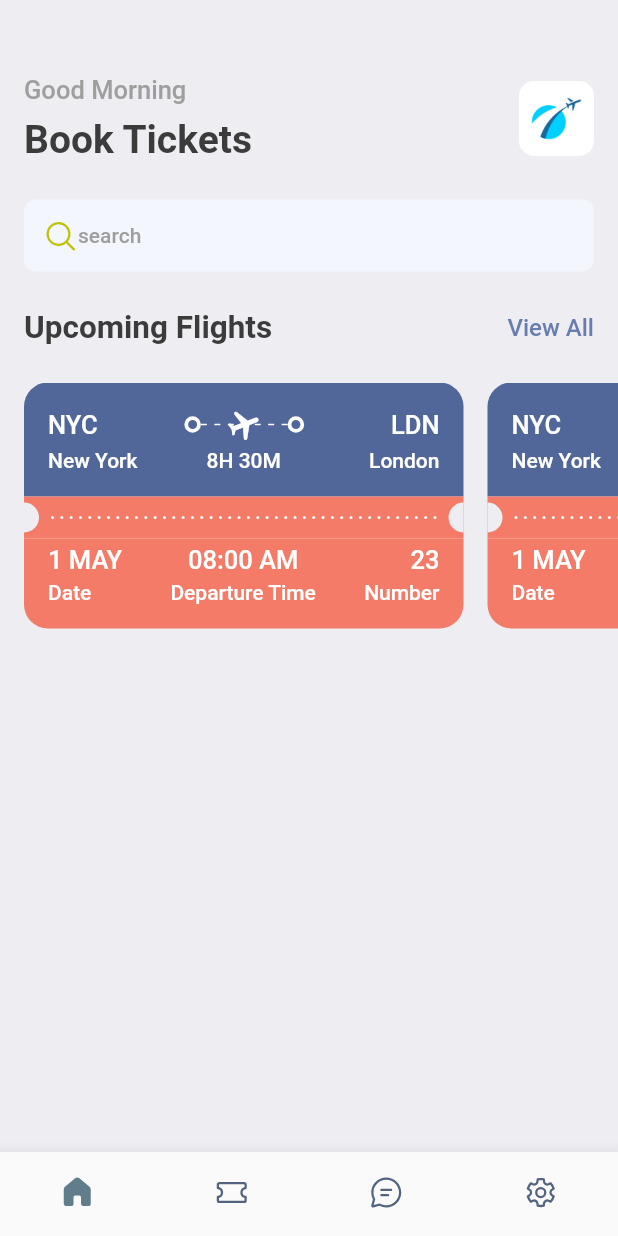
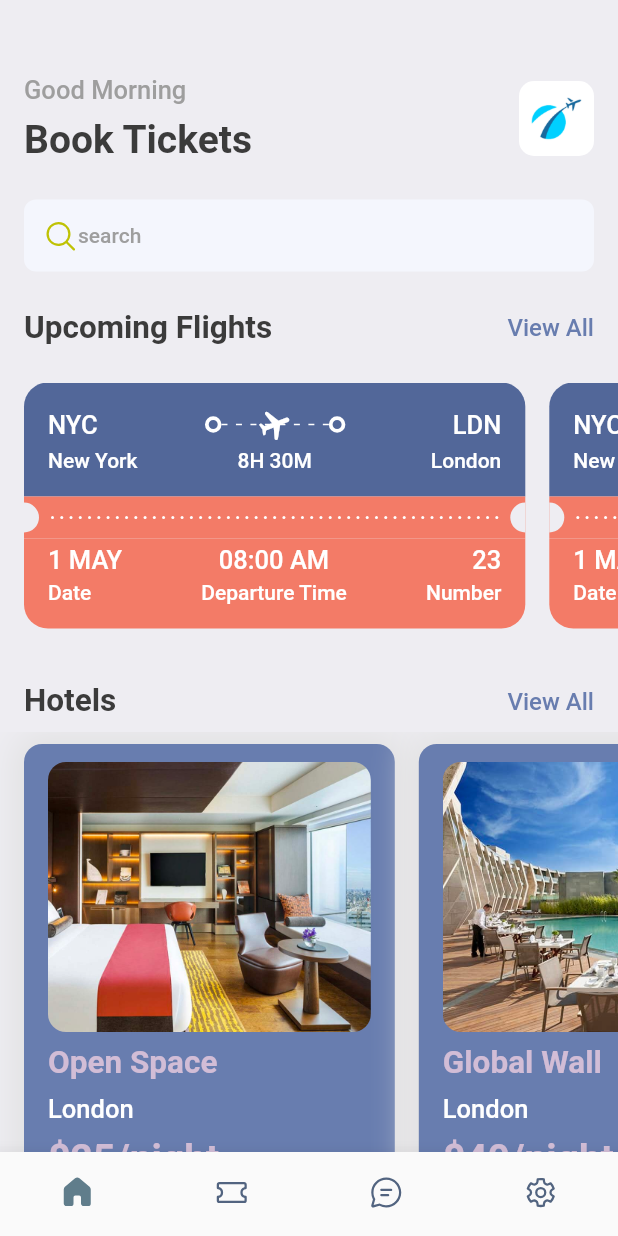
Before and after one commit to arunlam/flutterlearn, a Flutter app: the screen it shows after launch, on a phone screen of 412 x 824 dp. Run offline on Flutter 3.47's test engine with Material 2 defaults, Android fonts, the phone set to English and light mode, and no system bars; our stand-ins replace fluentui_icons, gap.

```diff
--- a/lib/screens/home_screen.dart
+++ b/lib/screens/home_screen.dart
@@ -1,4 +1,6 @@
+import 'package:bookticket/screens/hotel_screen.dart';
 import 'package:bookticket/screens/ticket_view.dart';
+import 'package:bookticket/utils/app_info_list.dart';
 import 'package:bookticket/utils/app_styles.dart';
 import 'package:fluentui_icons/fluentui_icons.dart';
 import 'package:flutter/material.dart';
@@ -90,13 +92,11 @@ class HomeScreen extends StatelessWidget {
             ),
           ),
           const Gap(16),
-          Container(
-            width: 200,
-            child: SingleChildScrollView(
+          SingleChildScrollView(
             scrollDirection: Axis.horizontal,
             padding: const EdgeInsets.only(left: 16),
             child: Row(
-                children: [
+              children: const [
                 TicketView(),
                 TicketView(),
                 TicketView(),
@@ -104,6 +104,36 @@ class HomeScreen extends StatelessWidget {
               ],
             ),
           ),
+          // const Gap(8),
+          Container(
+            padding: const EdgeInsets.symmetric(horizontal: 16),
+            child: Row(
+              mainAxisAlignment: MainAxisAlignment.spaceBetween,
+              children: [
+                Text(
+                  'Hotels',
+                  style: AppStyles.headlineStyle2,
+                ),
+                InkWell(
+                  onTap: () {
+                    print('you tapped.');
+                  },
+                  child: Text(
+                    'View All',
+                    style: AppStyles.textStyle
+                        .copyWith(color: AppStyles.primaryColor),
+                  ),
+                ),
+              ],
+            ),
+          ),
+          const Gap(8),
+          SingleChildScrollView(
+            scrollDirection: Axis.horizontal,
+            padding: const EdgeInsets.only(left: 16),
+            child: Row(
+              children: hotelList.map((e) => HotelScreen(hotel: e)).toList(),
+            ),
           ),
         ],
       ),
--- /dev/null
+++ b/lib/screens/hotel_screen.dart
@@ -0,0 +1,68 @@
+import 'package:bookticket/utils/app_layout.dart';
+import 'package:bookticket/utils/app_styles.dart';
+import 'package:flutter/material.dart';
+import 'package:gap/gap.dart';
+
+class HotelScreen extends StatelessWidget {
+  final Map<String, dynamic> hotel;
+  const HotelScreen({Key? key, required this.hotel}) : super(key: key);
+
+  @override
+  Widget build(BuildContext context) {
+    final size = AppLayout.getSize(context);
+    return Container(
+      width: size.width * 0.6,
+      height: 350,
+      margin: const EdgeInsets.only(right: 16, top: 8),
+      padding: const EdgeInsets.symmetric(horizontal: 16, vertical: 12),
+      decoration: BoxDecoration(
+        color: AppStyles.primaryColor,
+        borderRadius: BorderRadius.circular(12),
+        boxShadow: [
+          BoxShadow(
+            color: Colors.grey.shade300,
+            blurRadius: 20,
+            spreadRadius: 5,
+          )
+        ],
+      ),
+      child: Column(
+        crossAxisAlignment: CrossAxisAlignment.start,
+        children: [
+          Container(
+            height: 180,
+            decoration: BoxDecoration(
+              borderRadius: BorderRadius.circular(12),
+              color: AppStyles.primaryColor,
+              image: DecorationImage(
+                fit: BoxFit.cover,
+                image: AssetImage("assets/images/${hotel['image']}"),
+              ),
+            ),
+          ),
+          const Gap(8),
+          Text(
+            "${hotel['place']}",
+            style: AppStyles.headlineStyle2.copyWith(
+              color: AppStyles.kakiColor,
+            ),
+          ),
+          const Gap(8),
+          Text(
+            "${hotel['destination']}",
+            style: AppStyles.headlineStyle3.copyWith(
+              color: Colors.white,
+            ),
+          ),
+          const Gap(8),
+          Text(
+            "\$${hotel['price']}/night",
+            style: AppStyles.headlineStyle1.copyWith(
+              color: AppStyles.kakiColor,
+            ),
+          ),
+        ],
+      ),
+    );
+  }
+}
--- a/lib/screens/ticket_view.dart
+++ b/lib/screens/ticket_view.dart
@@ -11,7 +11,7 @@ class TicketView extends StatelessWidget {
   Widget build(BuildContext context) {
     final size = AppLayout.getSize(context);
     return SizedBox(
-      width: size.width * 0.75,
+      width: size.width * 0.85,
       height: 200,
       child: Container(
         margin: const EdgeInsets.only(right: 16),
--- /dev/null
+++ b/lib/utils/app_info_list.dart
@@ -0,0 +1,22 @@
+import 'package:flutter/material.dart';
+
+List<Map<String, dynamic>> hotelList = [
+  {
+    'image': 'one.png',
+    'place': 'Open Space',
+    'destination': 'London',
+    'price': 25
+  },
+  {
+    'image': 'two.png',
+    'place': 'Global Wall',
+    'destination': 'London',
+    'price': 40
+  },
+  {
+    'image': 'three.png',
+    'place': 'Tallest Building',
+    'destination': 'Dubai',
+    'price': 68
+  },
+];
--- a/lib/utils/app_styles.dart
+++ b/lib/utils/app_styles.dart
@@ -8,6 +8,7 @@ class AppStyles {
   static Color textColor = const Color(0xFF3B3B3B);
   static Color bgColor = const Color(0xFFEEEDF2);
   static Color orangeColor = const Color(0xFFF37B67);
+  static Color kakiColor = const Color(0xFFD2BDD6);
 
   static TextStyle textStyle = TextStyle(
     fontSize: 16,
```
Lines whose indentation alone changed are shown as unchanged.
